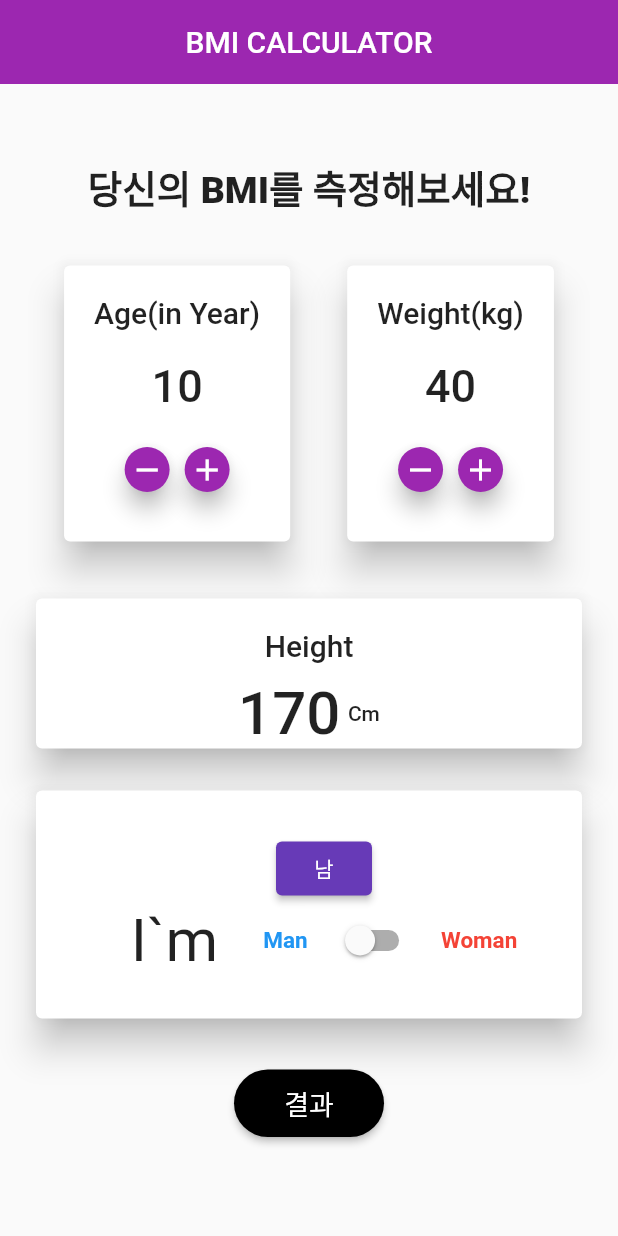
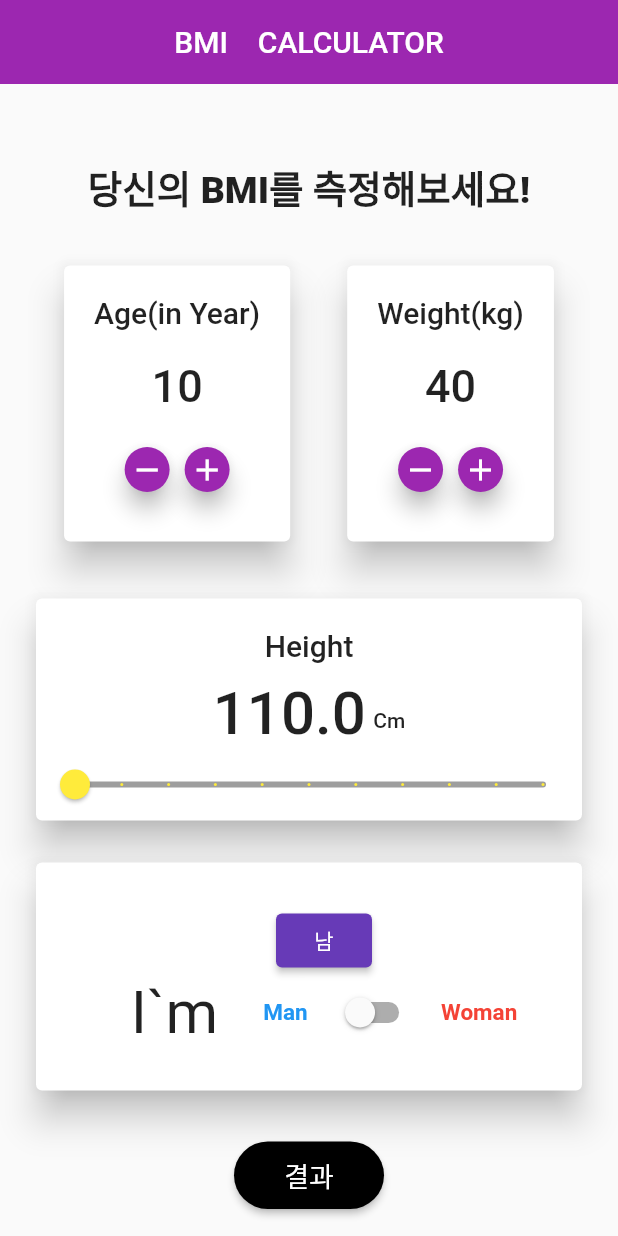
Before and after one commit to rainbow8332/flutter_start, a Flutter app: the screen it shows after launch, on a phone screen of 412 x 824 dp. Run offline on Flutter 3.47's test engine with Material 2 defaults, Android fonts, the phone set to English and light mode, and no system bars; missing offline and left inert: simple_gesture_detector.

Commit message:
[update]bmi_slider

```diff
--- a/bmi_app/lib/home.dart
+++ b/bmi_app/lib/home.dart
@@ -13,7 +13,7 @@ class _HomeState extends State<Home> {
   late bool switchValue;
   late String _buttonState;
   late Color _color;
-  // late double _sliderValue;
+  late double _sliderValue;
 
   @override
   void initState() {
@@ -23,14 +23,14 @@ class _HomeState extends State<Home> {
     switchValue = false;
     _buttonState = '남';
     _color = Colors.deepPurple;
-    // _sliderValue = 170.0;
+    _sliderValue = 110.0;
   }
 
   @override
   Widget build(BuildContext context) {
     return Scaffold(
       appBar: AppBar(
-        title: const Text('BMI CALCULATOR'),
+        title: const Text('BMI    CALCULATOR'),
         centerTitle: true,
         elevation: 0,
         backgroundColor: Colors.purple,
@@ -205,29 +205,43 @@ class _HomeState extends State<Home> {
                     ),
                     Row(
                       mainAxisAlignment: MainAxisAlignment.center,
-                      children: const [
-                        Padding(
-                          padding: EdgeInsets.only(right: 5),
+                      children: [
+                         Padding(
+                          padding: const EdgeInsets.only(right: 5),
                           child: Text(
-                            '170',
-                            style: TextStyle(
+                            '$_sliderValue',
+                            style: const TextStyle(
                                 fontWeight: FontWeight.w500, fontSize: 40),
                           ),
                         ),
-                        Text(
-                          'Cm',
-                          style: TextStyle(fontWeight: FontWeight.w500),
-                        ),
+                        Column(
+                          children: const [
+                            SizedBox(
+                              height: 10,
+                            ),
+                            Text(
+                              'Cm',
+                              style: TextStyle(fontWeight: FontWeight.w500),
+                            ),
+                          ],
+                        )
                       ],
                     ),
                     // Switch(value: switchValue, onChanged: (value) {})
-                    // Slider(
-                    //   value: _sliderValue,
-                    //   min: 0,
-                    //   max: 100,
-                    //   divisions: 20,
-                    //   onChanged: (value) {},
-                    // ),
+                    Slider(
+                      activeColor: Colors.yellow,
+                      // thumbColor: Colors.black,
+                      inactiveColor: Colors.grey,
+                      value: _sliderValue,
+                      min: 110,
+                      max: 190,
+                      divisions: 10,
+                      onChanged: (value) {
+                        setState(() {
+                          _sliderValue = value;
+                        });
+                      },
+                    ),
                   ],
                 ),
               ),
```
